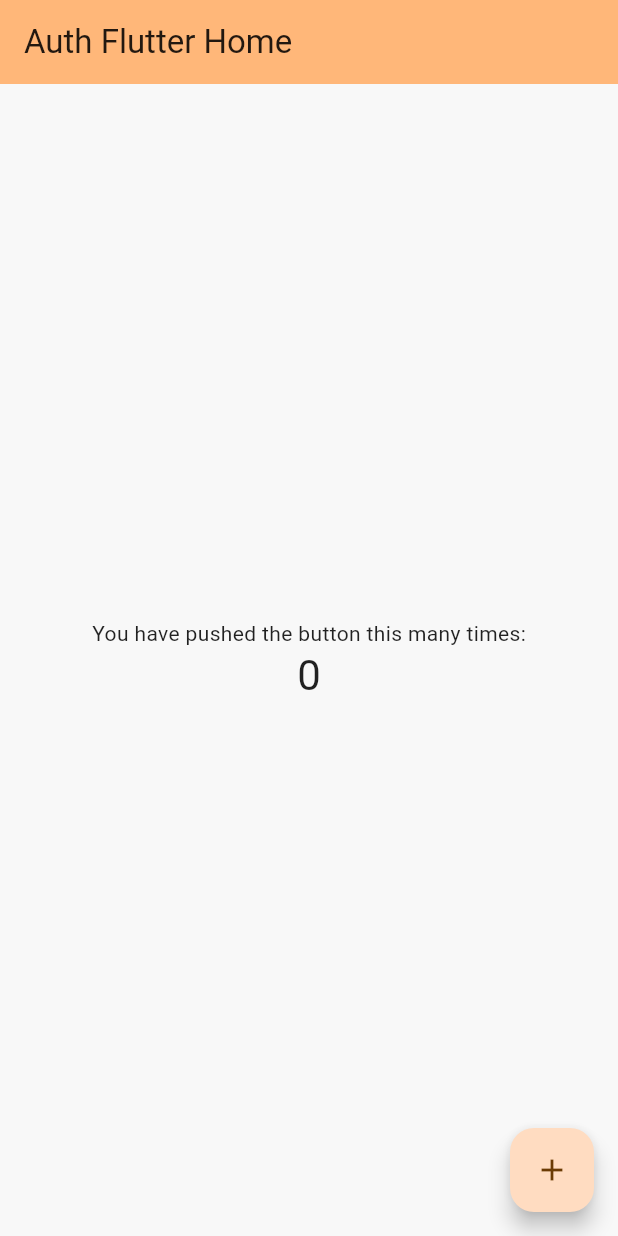
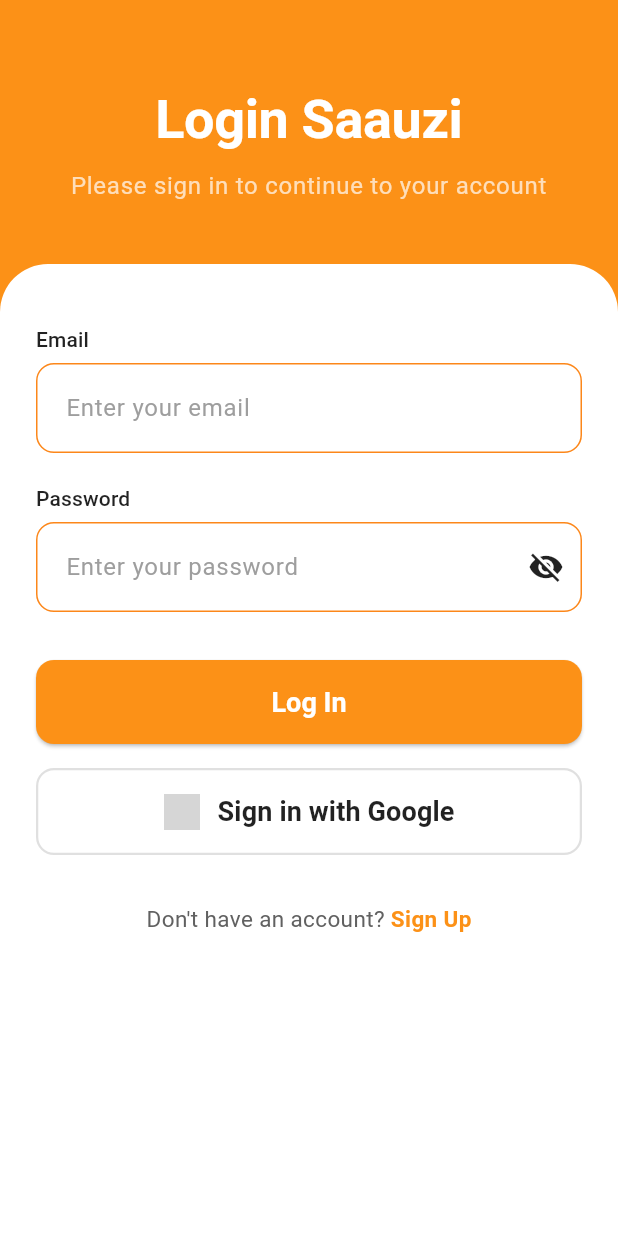
Before and after one commit to binitapkhrl/auth, a Flutter app: the screen it shows after launch, on a phone screen of 412 x 824 dp. Run offline on Flutter 3.47's test engine with Material 3 defaults, Android fonts, the phone set to English and light mode, and no system bars; Roboto replaces fonts that are missing (Libadora); grey boxes are pictures that could not be loaded.

Commit message:
login page made (image issues exist)

```diff
--- a/auth/lib/core/widgets/custom_google_button.dart
+++ b/auth/lib/core/widgets/custom_google_button.dart
@@ -37,6 +37,7 @@ class AppGoogleButton extends StatelessWidget {
           : Row(
               mainAxisAlignment: MainAxisAlignment.center,
               children: [
+
                 // Google Icon (you can use SVG or PNG asset)
                 Image.asset(
                   'assets/images/google_logo.png', // Add this asset to your pubspec.yaml
--- a/auth/lib/features/presentation/pages/login_page.dart
+++ b/auth/lib/features/presentation/pages/login_page.dart
@@ -0,0 +1,126 @@
+import 'package:flutter/material.dart';
+import 'package:auth/core/widgets/app_textfield.dart'; // Adjust path
+import 'package:auth/core/widgets/custom_submit_button.dart';
+import 'package:auth/core/widgets/custom_google_button.dart'; // Contains AppPrimaryButton & AppGoogleButton
+
+class LoginPage extends StatefulWidget {
+  const LoginPage({super.key});
+
+  @override
+  State<LoginPage> createState() => _LoginPageState();
+}
+
+class _LoginPageState extends State<LoginPage> {
+  @override
+  Widget build(BuildContext context) {
+    final theme = Theme.of(context);
+    final primaryGold = theme.colorScheme.primary;
+
+    return Scaffold(
+      backgroundColor: primaryGold,
+      body: SafeArea(
+        child: Column(
+          children: [
+            Padding(
+              padding: const EdgeInsets.only(top: 60, bottom: 40),
+              child: Column(
+                children: [
+                  Text(
+                    'Login Saauzi',
+                    style: theme.textTheme.displayLarge?.copyWith(
+                      color: Colors.white,
+                      fontSize: 36,
+                      fontWeight: FontWeight.bold,
+                    ),
+                  ),
+                  const SizedBox(height: 12),
+                  Text(
+                    'Please sign in to continue to your account',
+                    style: theme.textTheme.bodyLarge?.copyWith(
+                      color: Colors.white70,
+                      fontSize: 16,
+                    ),
+                    textAlign: TextAlign.center,
+                  ),
+                ],
+              ),
+            ),
+            Expanded(
+              child: Container(
+                width: double.infinity,
+                decoration: const BoxDecoration(
+                  color: Colors.white,
+                  borderRadius: BorderRadius.only(
+                    topLeft: Radius.circular(32),
+                    topRight: Radius.circular(32),
+                  ),
+                ),
+                padding: const EdgeInsets.symmetric(
+                  horizontal: 24,
+                  vertical: 40,
+                ),
+                child: SingleChildScrollView(
+                  child: Column(
+                    crossAxisAlignment: CrossAxisAlignment.stretch,
+                    children: [
+                      const AppTextField(
+                        label: 'Email',
+                        hintText: 'Enter your email',
+                        keyboardType: TextInputType.emailAddress,
+                      ),
+                      const SizedBox(height: 20),
+                      const AppTextField(
+                        label: 'Password',
+                        hintText: 'Enter your password',
+                        isPassword: true,
+                      ),
+                      const SizedBox(height: 32),
+                      AppPrimaryButton(
+                        text: 'Log In',
+                        onPressed: () {
+                          // Handle login logic
+                        },
+                      ),
+                      const SizedBox(height: 16),
+                      AppGoogleButton(
+                        onPressed: () {
+                          // Handle Google sign-in
+                        },
+                      ),
+                      const SizedBox(height: 32),
+                      Row(
+                        mainAxisAlignment: MainAxisAlignment.center,
+                        children: [
+                          Text(
+                            "Don't have an account? ",
+                            style: TextStyle(
+                              color: Colors.grey.shade700,
+                              fontSize: 15,
+                            ),
+                          ),
+                          GestureDetector(
+                            onTap: () {
+                              Navigator.pushNamed(context, '/signup');
+                            },
+                            child: Text(
+                              'Sign Up',
+                              style: TextStyle(
+                                color: primaryGold,
+                                fontWeight: FontWeight.bold,
+                                fontSize: 15,
+                              ),
+                            ),
+                          ),
+                        ],
+                      ),
+                    ],
+                  ),
+                ),
+              ),
+            ),
+          ],
+        ),
+      ),
+    );
+  }
+}
--- a/auth/lib/main.dart
+++ b/auth/lib/main.dart
@@ -1,20 +1,11 @@
 import 'package:flutter/material.dart';
 import 'core/theme/app_theme.dart';
+import 'features/presentation/pages/login_page.dart';
 
 void main() {
   runApp(const MyApp());
 }
 
-// class MyApp extends StatelessWidget {
-//   const MyApp({super.key});
-
-//   @override
-//   Widget build(BuildContext context) {
-//     return MaterialApp(
-//       title: 'Flutter Demo',
-//       theme: AppTheme.lightTheme,);
-//   }
-// }
 class MyApp extends StatelessWidget {
   const MyApp({super.key});
 
@@ -23,81 +14,7 @@ class MyApp extends StatelessWidget {
     return MaterialApp(
       title: 'Auth App',
       theme: AppTheme.lightTheme,
-      // Add this line to tell Flutter which screen to load first
-      home: const MyHomePage(title: 'Auth Flutter Home'),
+      home: const LoginPage(),
     );
   }
 }
-
-class MyHomePage extends StatefulWidget {
-  const MyHomePage({super.key, required this.title});
-
-  // This widget is the home page of your application. It is stateful, meaning
-  // that it has a State object (defined below) that contains fields that affect
-  // how it looks.
-
-  // This class is the configuration for the state. It holds the values (in this
-  // case the title) provided by the parent (in this case the App widget) and
-  // used by the build method of the State. Fields in a Widget subclass are
-  // always marked "final".
-
-  final String title;
-
-  @override
-  State<MyHomePage> createState() => _MyHomePageState();
-}
-
-class _MyHomePageState extends State<MyHomePage> {
-  int _counter = 0;
-
-  void _incrementCounter() {
-    setState(() {
-      // This call to setState tells the Flutter framework that something has
-      // changed in this State, which causes it to rerun the build method below
-      // so that the display can reflect the updated values. If we changed
-      // _counter without calling setState(), then the build method would not be
-      // called again, and so nothing would appear to happen.
-      _counter++;
-    });
-  }
-
-  @override
-  Widget build(BuildContext context) {
-    // This method is rerun every time setState is called, for instance as done
-    // by the _incrementCounter method above.
-    //
-    // The Flutter framework has been optimized to make rerunning build methods
-    // fast, so that you can just rebuild anything that needs updating rather
-    // than having to individually change instances of widgets.
-    return Scaffold(
-      appBar: AppBar(
-        // TRY THIS: Try changing the color here to a specific color (to
-        // Colors.amber, perhaps?) and trigger a hot reload to see the AppBar
-        // change color while the other colors stay the same.
-        backgroundColor: Theme.of(context).colorScheme.inversePrimary,
-        // Here we take the value from the MyHomePage object that was created by
-        // the App.build method, and use it to set our appbar title.
-        title: Text(widget.title),
-      ),
-      body: Center(
-        // Center is a layout widget. It takes a single child and positions it
-        // in the middle of the parent.
-        child: Column(
-          mainAxisAlignment: MainAxisAlignment.center,
-          children: <Widget>[
-            const Text('You have pushed the button this many times:'),
-            Text(
-              '$_counter',
-              style: Theme.of(context).textTheme.headlineMedium,
-            ),
-          ],
-        ),
-      ),
-      floatingActionButton: FloatingActionButton(
-        onPressed: _incrementCounter,
-        tooltip: 'Increment',
-        child: const Icon(Icons.add),
-      ), // This trailing comma makes auto-formatting nicer for build methods.
-    );
-  }
-}
--- a/auth/pubspec.yaml
+++ b/auth/pubspec.yaml
@@ -12,11 +12,12 @@ environment:
 dependencies:
   flutter:
     sdk: flutter
-  flutter_svg: ^2.0.10
+
 
   cupertino_icons: ^1.0.8
   flutter_riverpod: ^3.1.0
   beamer: ^1.7.0
+  sign_in_button: ^3.0.0
 
 dev_dependencies:
   flutter_test:
@@ -25,6 +26,8 @@ dev_dependencies:
   flutter_lints: ^5.0.0
 
 flutter:
+  assets:
+    - assets/icons/google.png
   uses-material-design: true
 
   # fonts:
```
Also changed, not shown: auth/lib/core/theme/app_theme.dart (+0 -62 lines), auth/assets/icons/google.png (renamed from auth/assets/google.png), auth/pubspec.lock.
